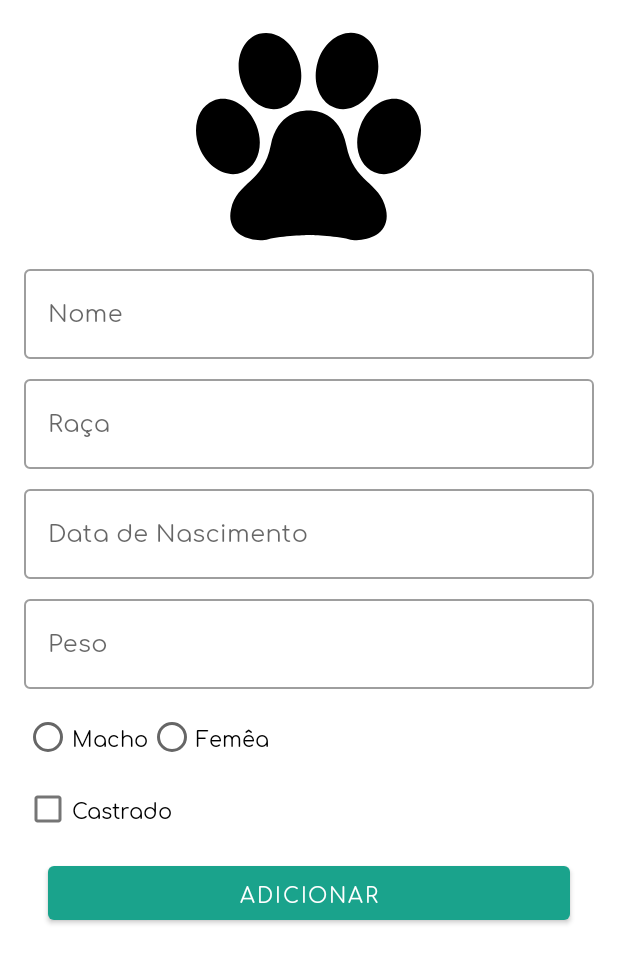
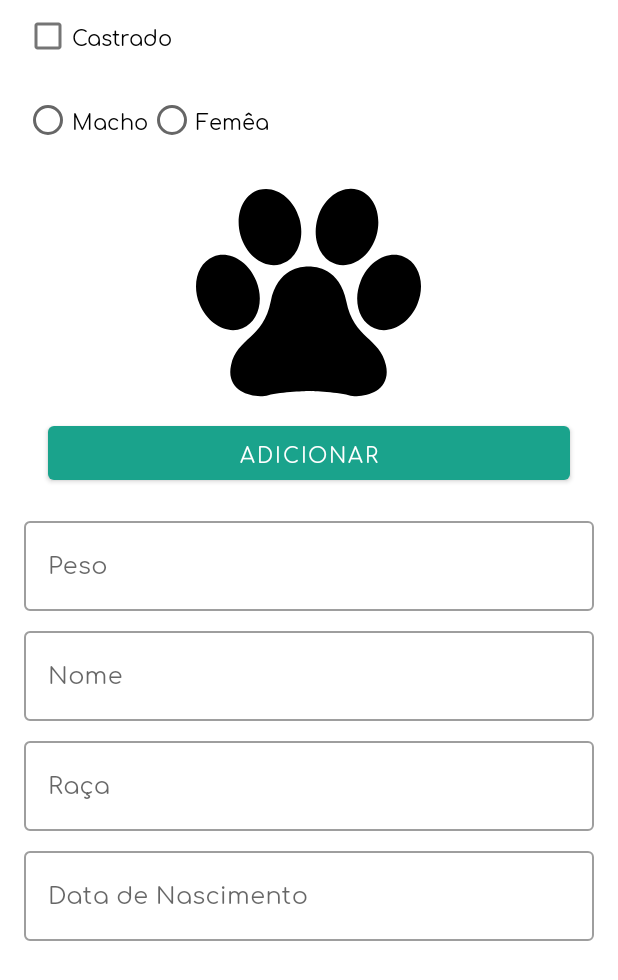
Before and after one commit to vitorruiz/uvets-android, an Android app: the fragment CreatePetFragment placed in its activity, on a phone screen of 412 x 824 dp. Shown: the top 980 px of the screen. Run offline under Robolectric (Android 15) with nearby library versions, the phone set to English and light mode, and no system bars; our stand-ins replace Picasso; libraries missing offline, so code that uses them is left out: com.orhanobut.hawk, pl.aprilapps.easyphotopicker; pictures from the network do not load; 1 statement that could not run was skipped.

Commit message:
Initial commit

```diff
--- a/app/build.gradle
+++ b/app/build.gradle
@@ -73,9 +73,13 @@ dependencies {
 
     implementation "com.orhanobut:hawk:2.0.1"
 
+    implementation 'com.github.jkwiecien:EasyImage:3.0.0'
+
     //implementation 'com.zhihu.android:matisse:0.5.2-beta4'
 
-    //implementation 'com.squareup.picasso:picasso:2.71828'
+    implementation 'com.squareup.picasso:picasso:2.71828'
+
+    implementation 'de.hdodenhof:circleimageview:3.0.0'
 
     testImplementation 'junit:junit:4.12'
     androidTestImplementation 'androidx.test:runner:1.1.0-alpha4'
--- a/app/src/main/java/br/com/uvets/uvetsandroid/Extensions.kt
+++ b/app/src/main/java/br/com/uvets/uvetsandroid/Extensions.kt
@@ -9,6 +9,7 @@ import androidx.fragment.app.Fragment
 import com.google.gson.Gson
 import com.google.gson.reflect.TypeToken
 import kotlinx.android.synthetic.main.include_loading_container.*
+import pl.aprilapps.easyphotopicker.EasyImage
 import java.io.File
 
 
@@ -20,17 +21,9 @@ fun ImageView.loadFromFile(imageFile: File) {
 //        .into(this)
 }
 
-fun ImageView.enableImagePickerOnClick(fragment: androidx.fragment.app.Fragment) {
+fun ImageView.enableImagePickerOnClick(fragment: Fragment) {
     setOnClickListener {
-        //        Matisse.from(fragment)
-//            .choose(MimeType.ofImage())
-//            .maxSelectable(1)
-//            //.addFilter(GifSizeFilter(320, 320, 5 * Filter.K * Filter.K))
-//            //.gridExpectedSize(resources.getDimensionPixelSize(R.dimen.grid_expected_size))
-//            //.restrictOrientation(ActivityInfo.SCREEN_ORIENTATION_UNSPECIFIED)
-//            .thumbnailScale(0.85f)
-//            .imageEngine(PicassoEngine())
-//            .forResult(123)
+        EasyImage.openChooserWithGallery(fragment, "Selecione", 1)
     }
 }
 
--- a/app/src/main/java/br/com/uvets/uvetsandroid/data/remote/Services.kt
+++ b/app/src/main/java/br/com/uvets/uvetsandroid/data/remote/Services.kt
@@ -6,11 +6,10 @@ import br.com.uvets.uvetsandroid.data.model.Vet
 import br.com.uvets.uvetsandroid.data.model.vo.LoginRequestVO
 import br.com.uvets.uvetsandroid.data.model.vo.SignUpRequestVO
 import kotlinx.coroutines.Deferred
+import okhttp3.MultipartBody
 import okhttp3.ResponseBody
 import retrofit2.Response
-import retrofit2.http.Body
-import retrofit2.http.GET
-import retrofit2.http.POST
+import retrofit2.http.*
 
 
 interface AuthService {
@@ -37,6 +36,13 @@ interface PetService {
 
     @POST("/pets")
     fun createPet(@Body pet: Pet): Deferred<Response<Pet>>
+
+    @PUT("/pets/{id}")
+    fun updatePet(@Path("id") id: Long, @Body pet: Pet): Deferred<Response<Pet>>
+
+    @Multipart
+    @POST("pets/{id}/photo")
+    fun uploadPetPhoto(@Path("id") id: Long, @Part file: MultipartBody.Part): Deferred<Response<Void>>
 }
 
 interface VetService {
--- a/app/src/main/java/br/com/uvets/uvetsandroid/ui/createpet/CreatePetFragment.kt
+++ b/app/src/main/java/br/com/uvets/uvetsandroid/ui/createpet/CreatePetFragment.kt
@@ -5,6 +5,7 @@ import android.app.Activity
 import android.content.Intent
 import android.os.Bundle
 import android.text.format.DateFormat
+import android.util.Log
 import android.view.LayoutInflater
 import android.view.View
 import android.view.ViewGroup
@@ -15,17 +16,25 @@ import br.com.uvets.uvetsandroid.data.model.Pet
 import br.com.uvets.uvetsandroid.enableImagePickerOnClick
 import br.com.uvets.uvetsandroid.ui.base.BaseFragment
 import br.com.uvets.uvetsandroid.utils.PickerUtils
+import com.squareup.picasso.Picasso
 import kotlinx.android.synthetic.main.fragment_create_pet.*
+import pl.aprilapps.easyphotopicker.EasyImage
+import java.io.File
 
 class CreatePetFragment : BaseFragment(), CreatePetNavigator {
 
+    private var mPet: Pet? = null
+    private var mSelectedPetPhoto: File? = null
     private lateinit var mViewModel: CreatePetViewModel
 
     companion object {
+
+        const val PET_EXTRA = "pet_extra"
+
         fun updateInstance(pet: Pet): CreatePetFragment {
             return CreatePetFragment().apply {
                 arguments = Bundle().apply {
-                    putParcelable("pet", pet)
+                    putParcelable(PET_EXTRA, pet)
                 }
             }
         }
@@ -44,11 +53,54 @@ class CreatePetFragment : BaseFragment(), CreatePetNavigator {
         mViewModel = ViewModelProviders.of(this).get(CreatePetViewModel::class.java)
         mViewModel.attachNavigator(this)
 
+        mPet = arguments?.getParcelable(PET_EXTRA)
+
         setUpView()
     }
 
+    override fun onActivityResult(requestCode: Int, resultCode: Int, data: Intent?) {
+        super.onActivityResult(requestCode, resultCode, data)
+
+        if (resultCode == Activity.RESULT_OK) {
+            EasyImage.handleActivityResult(requestCode, resultCode, data!!, activity, object : EasyImage.Callbacks {
+                override fun onImagesPicked(imageFiles: MutableList<File>, source: EasyImage.ImageSource?, type: Int) {
+                    Log.d(CreatePetFragment::class.java.simpleName, "onImagesPicked")
+                    Picasso.get().load(imageFiles[0]).into(ivPetPhoto)
+                    mSelectedPetPhoto = imageFiles[0]
+                }
+
+                override fun onImagePickerError(e: Exception?, source: EasyImage.ImageSource?, type: Int) {
+                    Log.d(CreatePetFragment::class.java.simpleName, "onImagePickerError")
+                }
+
+                override fun onCanceled(source: EasyImage.ImageSource?, type: Int) {
+                    Log.d(CreatePetFragment::class.java.simpleName, "onCanceled")
+                }
+
+            })
+        }
+
+    }
+
     private fun setUpView() {
-        activity?.title = "Cadastrar Pet"
+        if (mPet == null) {
+            activity?.title = "Cadastrar Pet"
+        } else {
+            activity?.title = "Editar Pet"
+            btCreatePet.text = "Salvar"
+        }
+
+        mPet?.let {
+            tvPetName.setText(it.name)
+            tvPetRace.setText(it.race)
+            tvPetBirth.setText(DateFormat.getDateFormat(context).format(it.birth))
+            tvWeight.setText(it.weight.toString())
+            if (it.gender == "Macho") rdMale.isChecked = true else rdFemale.isChecked = true
+            cbCastrated.isChecked = it.castrated
+            it.photoUrl?.let { photoUrl ->
+                Picasso.get().load(photoUrl).into(ivPetPhoto)
+            }
+        }
 
         tvPetBirth.setOnClickListener {
             PickerUtils.showDatePickerDialog(context!!, it as TextView, true)
@@ -57,22 +109,23 @@ class CreatePetFragment : BaseFragment(), CreatePetNavigator {
         ivPetPhoto.enableImagePickerOnClick(this)
 
         btCreatePet.setOnClickListener {
-            var gender = ""
 
             val checkedRadioButtonId = rgSex.checkedRadioButtonId
             if (checkedRadioButtonId > 0) {
-                gender = if (checkedRadioButtonId == R.id.rdMale) "Macho" else "Fêmea"
+                val gender = if (checkedRadioButtonId == R.id.rdMale) "Macho" else "Fêmea"
 
                 if (isFormValid()) {
-                    mViewModel.createPet(
+                    mViewModel.savePet(
+                        mPet?.id,
                         tvPetName.text.toString(),
                         DateFormat.getDateFormat(context).parse(tvPetBirth.text.toString()).time,
                         tvPetRace.text.toString(),
                         gender,
                         null,
-                        cbCastrated.isSelected,
+                        cbCastrated.isChecked,
                         tvWeight.text.toString().toDouble(),
-                        null
+                        null,
+                        mSelectedPetPhoto
                     )
                 }
             } else {
@@ -81,7 +134,7 @@ class CreatePetFragment : BaseFragment(), CreatePetNavigator {
         }
     }
 
-    override fun onPetCreated(pet: Pet) {
+    override fun onPetSaved(pet: Pet) {
         val i = Intent()
         i.putExtra("pet", pet)
         activity?.setResult(Activity.RESULT_OK, i)
--- a/app/src/main/java/br/com/uvets/uvetsandroid/ui/createpet/CreatePetNavigator.kt
+++ b/app/src/main/java/br/com/uvets/uvetsandroid/ui/createpet/CreatePetNavigator.kt
@@ -4,5 +4,5 @@ import br.com.uvets.uvetsandroid.data.model.Pet
 import br.com.uvets.uvetsandroid.ui.base.BaseNavigator
 
 interface CreatePetNavigator : BaseNavigator {
-    fun onPetCreated(pet: Pet)
+    fun onPetSaved(pet: Pet)
 }
--- a/app/src/main/java/br/com/uvets/uvetsandroid/ui/login/LoginViewModel.kt
+++ b/app/src/main/java/br/com/uvets/uvetsandroid/ui/login/LoginViewModel.kt
@@ -21,6 +21,7 @@ class LoginViewModel(application: Application) : BaseViewModel<LoginNavigator>(a
             }
 
             override fun onFail(responseCode: Int) {
+                mNavigator?.showLoader(false)
                 if (responseCode == 401) {
                     mNavigator?.showError("Usuário ou senha inválido")
                 } else {
@@ -29,6 +30,7 @@ class LoginViewModel(application: Application) : BaseViewModel<LoginNavigator>(a
             }
 
             override fun onError(throwable: Throwable) {
+                mNavigator?.showLoader(false)
                 mNavigator?.showError(throwable.localizedMessage)
             }
 
--- a/app/src/main/res/layout/fragment_create_pet.xml
+++ b/app/src/main/res/layout/fragment_create_pet.xml
@@ -1,6 +1,10 @@
 <?xml version="1.0" encoding="utf-8"?>
-<androidx.core.widget.NestedScrollView xmlns:android="http://schemas.android.com/apk/res/android"
+<RelativeLayout xmlns:android="http://schemas.android.com/apk/res/android"
     xmlns:app="http://schemas.android.com/apk/res-auto"
+    android:layout_width="match_parent"
+    android:layout_height="match_parent">
+
+    <androidx.core.widget.NestedScrollView
         android:layout_width="match_parent"
         android:layout_height="match_parent">
 
@@ -13,6 +17,32 @@
             android:focusableInTouchMode="true"
             android:orientation="vertical">
 
+            <CheckBox
+                android:id="@+id/cbCastrated"
+                android:layout_width="wrap_content"
+                android:layout_height="wrap_content"
+                android:text="Castrado" />
+
+            <RadioGroup
+                android:id="@+id/rgSex"
+                android:layout_width="wrap_content"
+                android:layout_height="wrap_content"
+                android:layout_marginTop="8dp"
+                android:orientation="horizontal">
+
+                <androidx.appcompat.widget.AppCompatRadioButton
+                    android:id="@+id/rdMale"
+                    android:layout_width="wrap_content"
+                    android:layout_height="wrap_content"
+                    android:text="Macho" />
+
+                <androidx.appcompat.widget.AppCompatRadioButton
+                    android:id="@+id/rdFemale"
+                    android:layout_width="wrap_content"
+                    android:layout_height="wrap_content"
+                    android:text="Femêa" />
+            </RadioGroup>
+
             <androidx.appcompat.widget.AppCompatImageView
                 android:id="@+id/ivPetPhoto"
                 android:layout_width="150dp"
@@ -21,6 +51,36 @@
                 android:layout_marginTop="16dp"
                 android:scaleType="centerCrop"
                 app:srcCompat="@drawable/ic_animal_paw_print" />
+
+            <com.google.android.material.button.MaterialButton
+                android:id="@+id/btCreatePet"
+                android:layout_width="match_parent"
+                android:layout_height="wrap_content"
+                android:layout_marginStart="16dp"
+                android:layout_marginTop="8dp"
+                android:layout_marginEnd="16dp"
+                android:layout_marginBottom="8dp"
+                android:text="Adicionar"
+                app:layout_constraintBottom_toBottomOf="parent"
+                app:layout_constraintEnd_toEndOf="parent"
+                app:layout_constraintStart_toStartOf="parent"
+                app:layout_constraintTop_toBottomOf="@id/rgSex" />
+
+            <com.google.android.material.textfield.TextInputLayout
+                android:id="@+id/tiWeight"
+                style="@style/Widget.MaterialComponents.TextInputLayout.OutlinedBox"
+                android:layout_width="match_parent"
+                android:layout_height="wrap_content"
+                android:layout_marginTop="8dp">
+
+                <com.google.android.material.textfield.TextInputEditText
+                    android:id="@+id/tvWeight"
+                    android:layout_width="match_parent"
+                    android:layout_height="wrap_content"
+                    android:hint="Peso"
+                    android:inputType="numberDecimal" />
+
+            </com.google.android.material.textfield.TextInputLayout>
 
             <com.google.android.material.textfield.TextInputLayout
                 android:id="@+id/tiPetName"
@@ -70,62 +130,10 @@
 
             </com.google.android.material.textfield.TextInputLayout>
 
-        <com.google.android.material.textfield.TextInputLayout
-            android:id="@+id/tiWeight"
-            style="@style/Widget.MaterialComponents.TextInputLayout.OutlinedBox"
-            android:layout_width="match_parent"
-            android:layout_height="wrap_content"
-            android:layout_marginTop="8dp">
-
-            <com.google.android.material.textfield.TextInputEditText
-                android:id="@+id/tvWeight"
-                android:layout_width="match_parent"
-                android:layout_height="wrap_content"
-                android:hint="Peso"
-                android:inputType="numberDecimal" />
-
-        </com.google.android.material.textfield.TextInputLayout>
-
-        <RadioGroup
-            android:id="@+id/rgSex"
-            android:layout_width="wrap_content"
-            android:layout_height="wrap_content"
-            android:layout_marginTop="8dp"
-            android:orientation="horizontal">
-
-            <androidx.appcompat.widget.AppCompatRadioButton
-                android:id="@+id/rdMale"
-                android:layout_width="wrap_content"
-                android:layout_height="wrap_content"
-                android:text="Macho" />
-
-            <androidx.appcompat.widget.AppCompatRadioButton
-                android:id="@+id/rdFemale"
-                android:layout_width="wrap_content"
-                android:layout_height="wrap_content"
-                android:text="Femêa" />
-        </RadioGroup>
-
-        <CheckBox
-            android:id="@+id/cbCastrated"
-            android:layout_width="wrap_content"
-            android:layout_height="wrap_content"
-            android:text="Castrado" />
-
-        <com.google.android.material.button.MaterialButton
-            android:id="@+id/btCreatePet"
-            android:layout_width="match_parent"
-            android:layout_height="wrap_content"
-            android:layout_marginStart="16dp"
-            android:layout_marginTop="8dp"
-            android:layout_marginEnd="16dp"
-            android:layout_marginBottom="8dp"
-            android:text="Adicionar"
-            app:layout_constraintBottom_toBottomOf="parent"
-            app:layout_constraintEnd_toEndOf="parent"
-            app:layout_constraintStart_toStartOf="parent"
-            app:layout_constraintTop_toBottomOf="@id/rgSex" />
-
         </LinearLayout>
 
     </androidx.core.widget.NestedScrollView>
+
+    <include layout="@layout/include_loading_container" />
+
+</RelativeLayout>
--- a/build.gradle
+++ b/build.gradle
@@ -19,6 +19,7 @@ allprojects {
     repositories {
         google()
         jcenter()
+        maven { url 'https://jitpack.io' }
     }
 }
 
```
Also changed, not shown: app/src/main/java/br/com/uvets/uvetsandroid/data/model/Pet.kt (+15 -13 lines), app/src/main/java/br/com/uvets/uvetsandroid/data/remote/ClientApi.kt (+11 -2 lines), app/src/main/java/br/com/uvets/uvetsandroid/data/repository/PetRepository.kt (+46 -1 lines), app/src/main/java/br/com/uvets/uvetsandroid/ui/createpet/CreatePetViewModel.kt (+70 -7 lines), app/src/main/java/br/com/uvets/uvetsandroid/ui/petlist/PetAdapter.kt (+26 -3 lines), app/src/main/java/br/com/uvets/uvetsandroid/ui/petlist/PetListFragment.kt (+25 -6 lines), app/src/main/res/layout/item_pet_list.xml (+30 -16 lines). Lines whose indentation alone changed are shown as unchanged.
